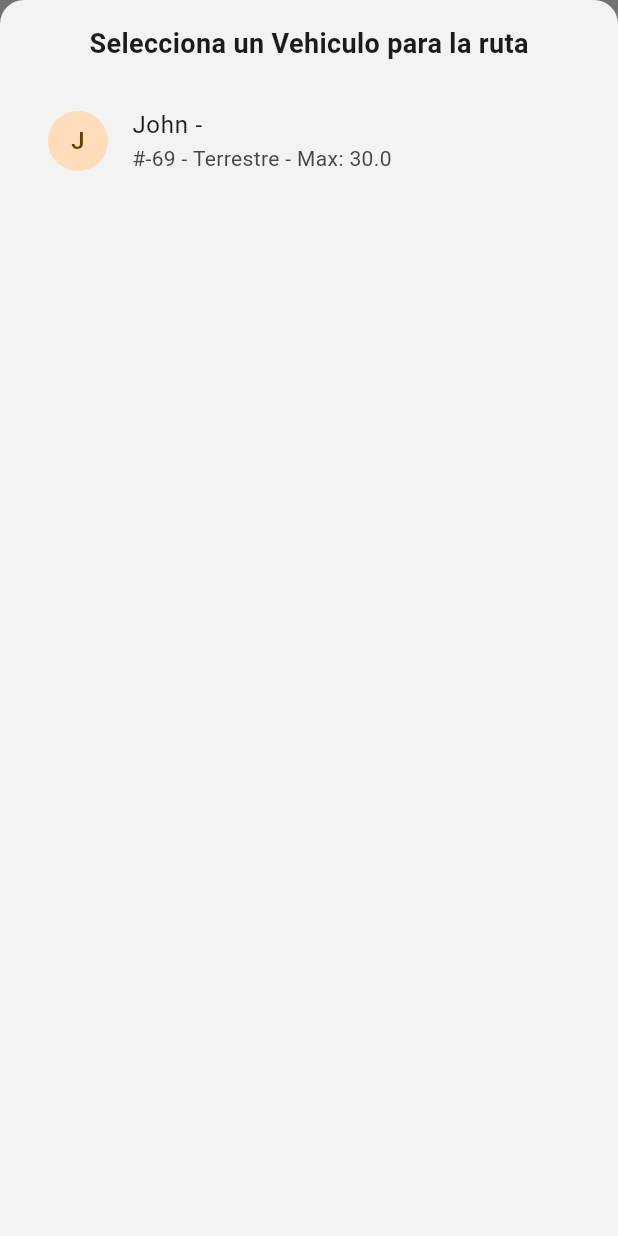
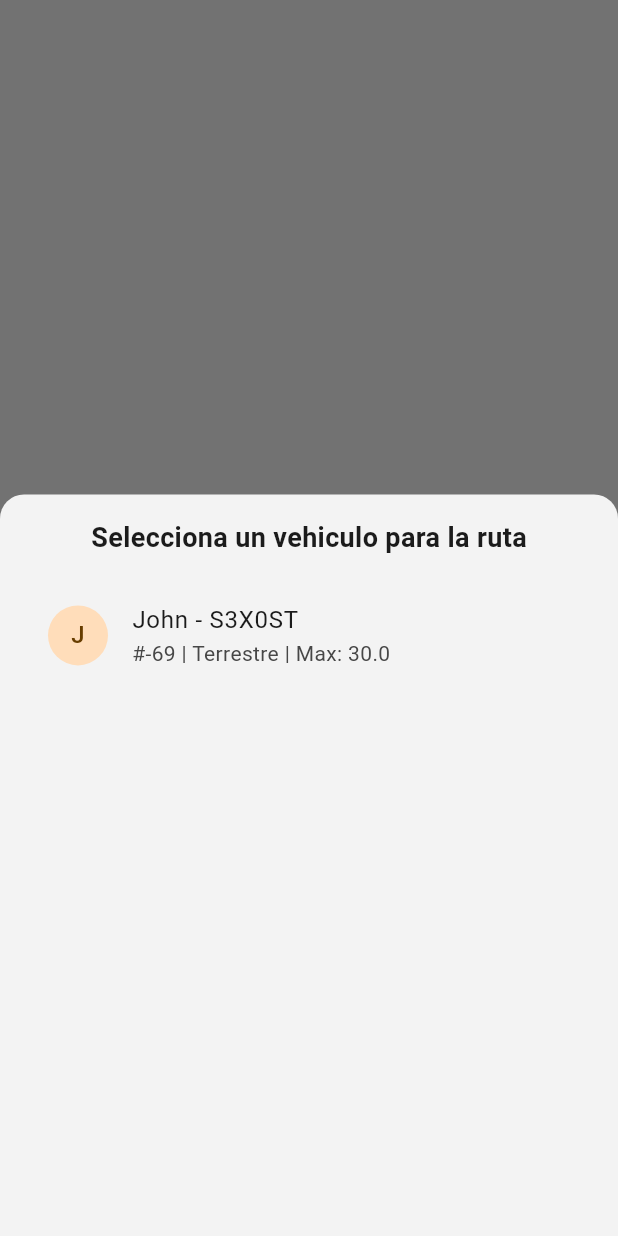
Before and after one commit to elbriant/proyecto_grafitos, a Flutter app: what showVehicleModal() shows on an empty page, opened directly with empty values, on a phone screen of 412 x 824 dp. Run offline on Flutter 3.47's test engine with Material 3 defaults, Android fonts, the phone set to English and light mode, and no system bars; our stand-ins replace flutter_map, latlong2, sqflite; accounts and stored records are empty; statements that could not run were skipped.

Commit message:
some fix

```diff
--- a/lib/utils/vehicle_select.dart
+++ b/lib/utils/vehicle_select.dart
@@ -12,13 +12,23 @@ Future<Vehicle?> showVehicleModal(
   return await showModalBottomSheet<Vehicle>(
     context: context,
     isScrollControlled: true, // Permite scroll si hay muchos elementos
+    useSafeArea: true,
+    constraints: BoxConstraints.loose(
+      Size(MediaQuery.sizeOf(context).width, MediaQuery.sizeOf(context).height * 0.6),
+    ),
     shape: RoundedRectangleBorder(borderRadius: BorderRadius.vertical(top: Radius.circular(16))),
     builder: (context) {
       // example just in case
       if (vehicles.isEmpty) {
         employees.add(Employee(id: -69, name: 'John', lastName: 'Doe', cid: '69.696.696'));
         vehicles.add(
-          Vehicle(id: -69, idEmployee: -69, via: Dimension.land, maxCargoKg: 30, matricula: ''),
+          Vehicle(
+            id: -69,
+            idEmployee: -69,
+            via: Dimension.land,
+            maxCargoKg: 30,
+            matricula: 'S3X0ST',
+          ),
         );
       }
 
@@ -28,7 +38,7 @@ Future<Vehicle?> showVehicleModal(
           mainAxisSize: MainAxisSize.min,
           children: [
             Text(
-              "Selecciona un Vehiculo para la ruta",
+              "Selecciona un vehiculo para la ruta",
               style: TextStyle(fontSize: 18, fontWeight: FontWeight.bold),
             ),
             SizedBox(height: 16),
@@ -49,7 +59,7 @@ Future<Vehicle?> showVehicleModal(
                     ),
                     title: Text('${thisVehicleEmployee.name} - ${vehicle.matricula}'),
                     subtitle: Text(
-                      '#${vehicle.id} - ${_getViaLabel(vehicle.via)} - Max: ${vehicle.maxCargoKg}',
+                      '#${vehicle.id} | ${_getViaLabel(vehicle.via)} | Max: ${vehicle.maxCargoKg}',
                     ),
                     onTap: () {
                       Navigator.pop(context, vehicle); // Cierra el modal
```
Also changed, not shown: lib/components/nav_drawer.dart (+4 -3 lines), lib/provider/settings_provider.dart (+16 -4 lines), 2 other files.
